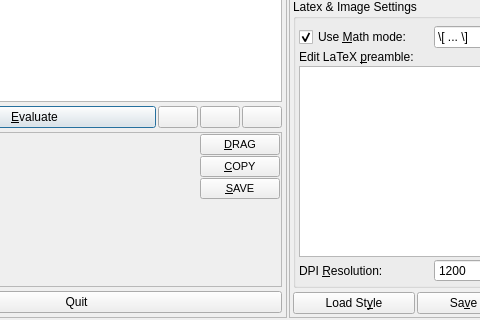
Before: the Qt Designer form src/klfmainwinui.ui in CryFeiFei/klatexformula, drawn with Qt 5; both pictures show x 136 to 616 and y 115 to 435 of the 848 by 435 pixel window.
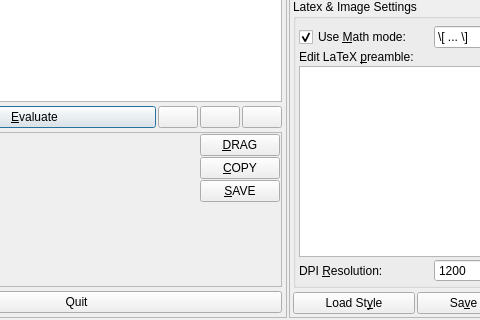
After: the same form once the commit is applied. Icons and pictures are not drawn. Custom widgets are drawn as their Qt base class.

The edit to the form file:
```diff
--- a/src/klfmainwinui.ui
+++ b/src/klfmainwinui.ui
@@ -250,11 +250,6 @@
          </property>
          <item row="0" column="1" >
           <widget class="QPushButton" name="btnDrag" >
-           <property name="font" >
-            <font>
-             <pointsize>8</pointsize>
-            </font>
-           </property>
            <property name="toolTip" >
             <string>Click and keep mouse button pressed to drag your formula to an other application</string>
            </property>
@@ -265,11 +260,6 @@
          </item>
          <item row="1" column="1" >
           <widget class="QPushButton" name="btnCopy" >
-           <property name="font" >
-            <font>
-             <pointsize>8</pointsize>
-            </font>
-           </property>
            <property name="toolTip" >
             <string>Copy formula to clipboard</string>
            </property>
@@ -283,11 +273,6 @@
          </item>
          <item row="2" column="1" >
           <widget class="QPushButton" name="btnSave" >
-           <property name="font" >
-            <font>
-             <pointsize>8</pointsize>
-            </font>
-           </property>
            <property name="toolTip" >
             <string>Save formula to disk</string>
            </property>
```
Left out of the diff: 3 changed lines with no effect on the pictures.
